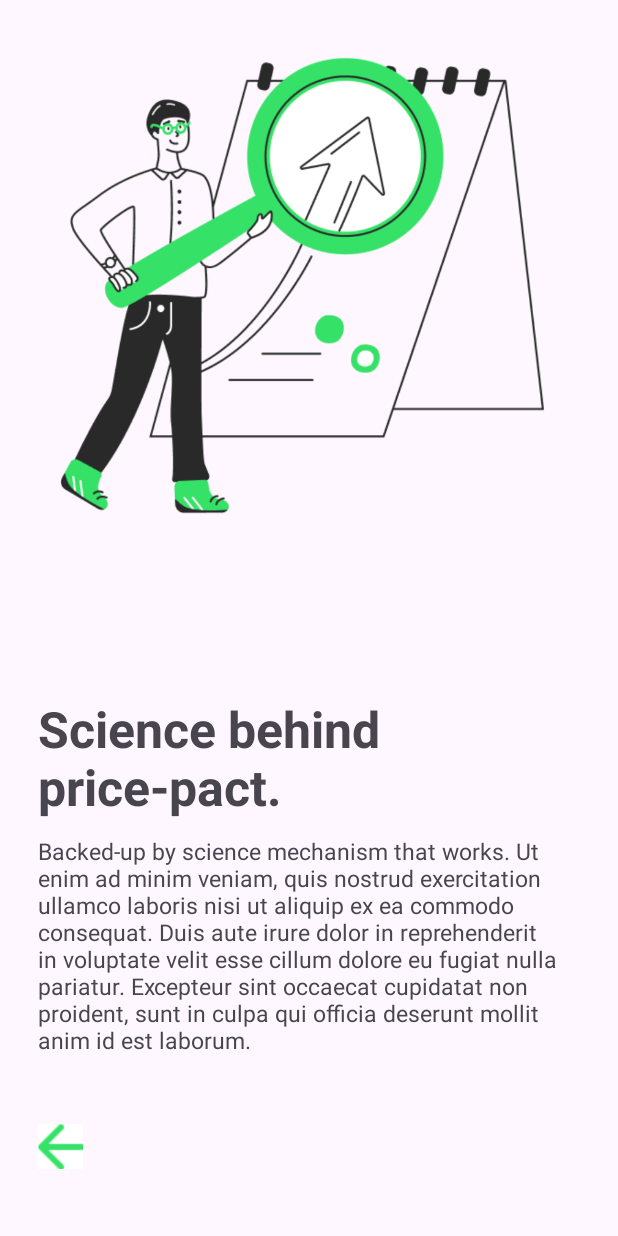
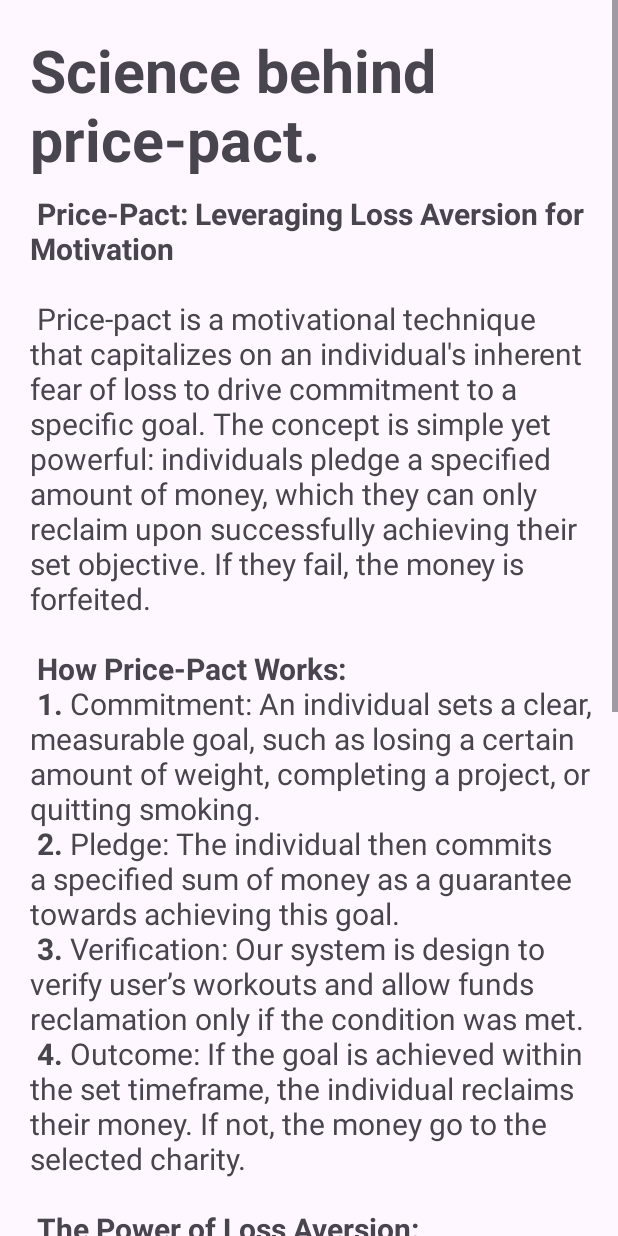
Before and after one commit to KrzysztofCwirko/habit-guard, an Android app: the layout fragment_onboarding_learn_more.xml on its own in the app's theme, with its tools: preview values and no code run, on a phone screen of 412 x 824 dp. Run offline under Robolectric (Android 15) with nearby library versions, the light colour scheme and no system bars.

Commit message:
push push

```diff
--- a/app/src/main/res/layout/fragment_onboarding_learn_more.xml
+++ b/app/src/main/res/layout/fragment_onboarding_learn_more.xml
@@ -6,17 +6,36 @@
     android:layout_height="match_parent"
     tools:context=".Onboarding">
 
+    <LinearLayout
+        android:layout_width="match_parent"
+        android:layout_height="wrap_content"
+        android:orientation="vertical"
+        app:layout_constraintBottom_toBottomOf="parent"
+        app:layout_constraintEnd_toEndOf="parent"
+        app:layout_constraintStart_toStartOf="parent"
+        app:layout_constraintTop_toTopOf="parent">
+
+        <ScrollView
+            android:layout_width="match_parent"
+            android:layout_height="match_parent">
+
+            <LinearLayout
+                android:layout_width="match_parent"
+                android:layout_height="wrap_content"
+                android:layout_marginTop="20dp"
+                android:orientation="vertical">
 
                 <TextView
                     android:id="@+id/textView"
                     android:layout_width="match_parent"
                     android:layout_height="wrap_content"
-        android:layout_marginStart="25dp"
-        android:layout_marginEnd="30dp"
-        android:layout_marginBottom="120dp"
-        android:text="Backed-up by science mechanism that works. Ut enim ad minim veniam, quis nostrud exercitation ullamco laboris nisi ut aliquip ex ea commodo consequat. Duis aute irure dolor in reprehenderit in voluptate velit esse cillum dolore eu fugiat nulla pariatur. Excepteur sint occaecat cupidatat non proident, sunt in culpa qui officia deserunt mollit anim id est laborum."
-        android:textSize="15sp"
-        app:layout_constraintBottom_toBottomOf="parent"
+                    android:layout_marginStart="20dp"
+                    android:layout_marginEnd="2dp"
+                    android:layout_marginBottom="10dp"
+                    android:text="Science behind price-pact."
+                    android:textSize="39sp"
+                    android:textStyle="bold"
+                    app:layout_constraintBottom_toTopOf="@+id/textView"
                     app:layout_constraintEnd_toEndOf="parent"
                     app:layout_constraintStart_toStartOf="parent" />
 
@@ -24,47 +43,38 @@
                     android:id="@+id/textView2"
                     android:layout_width="match_parent"
                     android:layout_height="wrap_content"
-        android:layout_marginStart="25dp"
-        android:layout_marginEnd="25dp"
+                    android:layout_marginStart="20dp"
+                    android:layout_marginEnd="15dp"
                     android:layout_marginBottom="10dp"
-        android:text="Science behind price-pact."
-        android:textSize="33sp"
-        android:textStyle="bold"
+                    android:text="@string/price_pact_learn_more_description"
+                    android:textSize="20sp"
                     app:layout_constraintBottom_toTopOf="@+id/textView"
                     app:layout_constraintEnd_toEndOf="parent"
                     app:layout_constraintStart_toStartOf="parent" />
-
-    <ImageView
-        android:id="@+id/imageView2"
-        android:layout_width="wrap_content"
-        android:layout_height="wrap_content"
-        android:layout_marginStart="20dp"
-        android:layout_marginEnd="20dp"
-        android:layout_marginTop="15dp"
-        android:layout_marginBottom="5dp"
-        android:maxWidth="350dp"
-        android:maxHeight="350dp"
-        android:adjustViewBounds="true"
-        android:scaleType="fitCenter"
-        app:layout_constraintBottom_toTopOf="@+id/textView2"
-        app:layout_constraintEnd_toEndOf="parent"
-        app:layout_constraintHorizontal_bias="0.31"
-        app:layout_constraintStart_toStartOf="parent"
-        app:layout_constraintTop_toTopOf="parent"
-        app:layout_constraintVertical_bias="0.0"
-        app:srcCompat="@drawable/img_science" />
 
                 <ImageButton
                     android:id="@+id/backButton"
                     android:layout_width="wrap_content"
                     android:layout_height="wrap_content"
                     android:layout_marginStart="25dp"
-        android:maxHeight="30dp"
-        android:maxWidth="30dp"
+                    android:layout_marginBottom="25dp"
                     android:adjustViewBounds="true"
                     android:background="@color/white"
+                    android:maxWidth="30dp"
+                    android:maxHeight="30dp"
                     app:layout_constraintBottom_toBottomOf="parent"
                     app:layout_constraintStart_toStartOf="parent"
                     app:layout_constraintTop_toBottomOf="@+id/textView"
                     app:srcCompat="@drawable/img" />
+
+                <TextView
+                    android:id="@+id/textView6"
+                    android:layout_width="match_parent"
+                    android:layout_height="wrap_content"
+                    android:text="TextView" />
+            </LinearLayout>
+        </ScrollView>
+    </LinearLayout>
+
+
 </androidx.constraintlayout.widget.ConstraintLayout>
--- a/app/src/main/res/values/strings.xml
+++ b/app/src/main/res/values/strings.xml
@@ -1,3 +1,18 @@
 <resources>
     <string name="app_name">SportPact</string>
+    <string name="price_pact_learn_more_description">
+     <b>Price-Pact: Leveraging Loss Aversion for Motivation</b> \n \n
+        Price-pact is a motivational technique that capitalizes on an individual\'s inherent fear of loss to drive commitment to a specific goal. The concept is simple yet powerful: individuals pledge a specified amount of money, which they can only reclaim upon successfully achieving their set objective. If they fail, the money is forfeited. \n \n
+        <b>How Price-Pact Works:</b> \n
+          <b>1.</b> Commitment: An individual sets a clear, measurable goal, such as losing a certain amount of weight, completing a project, or quitting smoking. \n
+          <b>2.</b> Pledge: The individual then commits a specified sum of money as a guarantee towards achieving this goal. \n
+          <b>3.</b> Verification: Our system is design to verify user’s workouts and allow funds reclamation only if the condition was met. \n
+          <b>4.</b> Outcome: If the goal is achieved within the set timeframe, the individual reclaims their money. If not, the money go to the selected charity. \n \n
+
+        <b>The Power of Loss Aversion:</b> \n
+        The effectiveness of the price-pact technique lies in its exploitation of loss aversion, a concept popularized by psychologist Daniel Kahneman. Loss aversion posits that people feel the pain of losing something more intensely than the pleasure of gaining something of equal value. By putting their own money on the line, individuals are more motivated to achieve their goals to avoid the pain of financial loss. \n \n
+
+        <b>Conclusion:</b> \n
+        The price-pact method is a testament to the power of loss aversion in influencing behavior. By turning the fear of financial loss into a motivational tool, individuals can harness their innate psychological biases to drive positive change and achieve their goals. \n \n
+    </string>
 </resources>
```
Also changed, not shown: app/src/main/res/layout/fragment_onboarding.xml (+10 -10 lines), app/src/main/res/layout/fragment_onboarding_2.xml (+9 -12 lines). Lines whose indentation alone changed are shown as unchanged.
